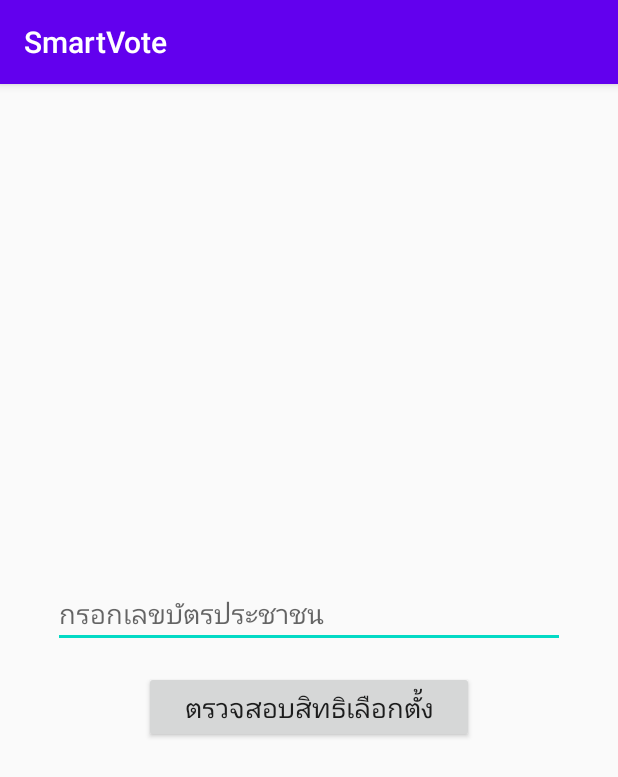
After one commit to chanyaa/SmartVote, an Android app: the Check_ID screen opened directly, with no data from a screen before it, on a phone screen of 412 x 824 dp. The commit adds this screen. Shown: the top 777 px of the screen. Run offline under Robolectric (Android 15) with nearby library versions, the phone set to English and light mode, and no system bars.

Commit message:
เพิ่มหน้าเช็คสิทธิเลือกตั้ง

```diff
--- a/app/src/main/AndroidManifest.xml
+++ b/app/src/main/AndroidManifest.xml
@@ -9,6 +9,7 @@
         android:roundIcon="@mipmap/ic_launcher_round"
         android:supportsRtl="true"
         android:theme="@style/AppTheme">
+        <activity android:name=".Check_ID"></activity>
         <activity android:name=".MainActivity">
             <intent-filter>
                 <action android:name="android.intent.action.MAIN" />
--- /dev/null
+++ b/app/src/main/java/th/ac/su/smartvote/Check_ID.java
@@ -0,0 +1,57 @@
+package th.ac.su.smartvote;
+
+import androidx.appcompat.app.AlertDialog;
+import androidx.appcompat.app.AppCompatActivity;
+
+import android.content.DialogInterface;
+import android.os.Bundle;
+import android.view.View;
+import android.widget.Button;
+import android.widget.EditText;
+import android.widget.Toast;
+
+
+public class Check_ID extends AppCompatActivity {
+
+    String n = "1111111111111";
+    String m = "2222222222222";
+
+    @Override
+    protected void onCreate(Bundle savedInstanceState) {
+        super.onCreate(savedInstanceState);
+        setContentView(R.layout.activity_check__i_d);
+
+
+        Button button2 = findViewById(R.id.button2);
+        button2.setOnClickListener(new View.OnClickListener() {
+            @Override
+            public void onClick(View view) {
+                EditText numberEditText = findViewById(R.id.Number);
+                String numText = numberEditText.getText().toString();
+                if(numText.equals(n) || numText.equals(m)) {
+                    //มีสิทธิ์
+                    AlertDialog.Builder dialog = new AlertDialog.Builder(Check_ID.this);
+                    dialog.setTitle("ผลการตรวจสอบสิทธิเลือกตั้ง");
+                    dialog.setMessage("คุณเป็นผู้มีสิทธิเลือกตั้ง");
+                    dialog.setNegativeButton("OK", null);
+                    dialog.show();
+                }
+                else if(numText.isEmpty()){
+                    //ไม่กรอกเลข
+                    Toast t = Toast.makeText(Check_ID.this,
+                            "กรุณากรอกหมายเลขบัตรประชาชน 13 หลัก",
+                            Toast.LENGTH_LONG);
+                    t.show();
+                }
+                else{
+                    //ไม่มีสิทธิ์
+                    AlertDialog.Builder dialog = new AlertDialog.Builder(Check_ID.this);
+                    dialog.setTitle("ผลการตรวจสอบสิทธิเลือกตั้ง");
+                    dialog.setMessage("คุณไม่มีสิทธิเลือกตั้ง");
+                    dialog.setNegativeButton("OK", null);
+                    dialog.show();
+                }
+            }
+        });
+    }
+}
--- /dev/null
+++ b/app/src/main/res/layout/activity_check__i_d.xml
@@ -0,0 +1,37 @@
+<?xml version="1.0" encoding="utf-8"?>
+<androidx.constraintlayout.widget.ConstraintLayout xmlns:android="http://schemas.android.com/apk/res/android"
+    xmlns:app="http://schemas.android.com/apk/res-auto"
+    xmlns:tools="http://schemas.android.com/tools"
+    android:layout_width="match_parent"
+    android:layout_height="match_parent"
+    tools:context=".Check_ID">
+
+    <Button
+        android:id="@+id/button2"
+        android:layout_width="220dp"
+        android:layout_height="wrap_content"
+        android:layout_marginTop="15dp"
+        android:scrollbarDefaultDelayBeforeFade="400"
+        android:scrollbarSize="4dp"
+        android:text="ตรวจสอบสิทธิเลือกตั้ง"
+        android:textSize="18sp"
+        app:layout_constraintBottom_toBottomOf="parent"
+        app:layout_constraintEnd_toEndOf="parent"
+        app:layout_constraintStart_toStartOf="parent"
+        app:layout_constraintTop_toBottomOf="@+id/Number" />
+
+    <EditText
+        android:id="@+id/Number"
+        android:layout_width="wrap_content"
+        android:layout_height="wrap_content"
+        android:ems="16"
+        android:hint="กรอกเลขบัตรประชาชน"
+        android:inputType="number"
+        android:textSize="18sp"
+        app:layout_constraintBottom_toTopOf="@+id/button2"
+        app:layout_constraintEnd_toEndOf="@+id/button2"
+        app:layout_constraintHorizontal_bias="0.5"
+        app:layout_constraintStart_toStartOf="@+id/button2"
+        app:layout_constraintTop_toTopOf="parent"
+        app:layout_constraintVertical_chainStyle="packed" />
+</androidx.constraintlayout.widget.ConstraintLayout>
```
Also changed, not shown: app/src/main/java/th/ac/su/smartvote/MainActivity.java (+12 -0 lines).
